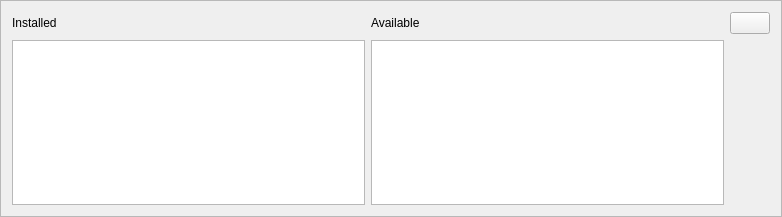
First picture: the form in kadas/app/ui/kadaspluginmanager.ui, repository kadas-albireo/kadas-albireo2, before the edit.
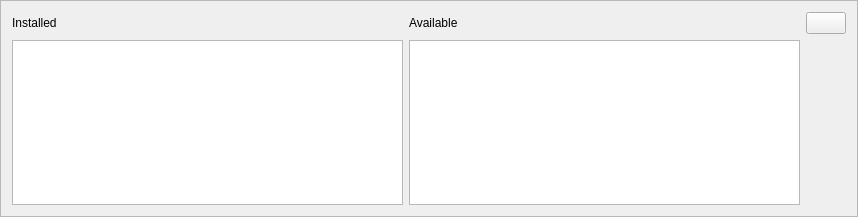
Second picture: the form after the edit. Icons and pictures are not drawn.

Commit message: Possibility to update plugins

Patch:
```diff
--- a/kadas/app/ui/kadaspluginmanager.ui
+++ b/kadas/app/ui/kadaspluginmanager.ui
@@ -6,7 +6,7 @@
    <rect>
     <x>0</x>
     <y>0</y>
-    <width>782</width>
+    <width>858</width>
     <height>217</height>
    </rect>
   </property>
@@ -66,7 +66,12 @@
      </column>
      <column>
       <property name="text">
-       <string>icon</string>
+       <string>install</string>
+      </property>
+     </column>
+     <column>
+      <property name="text">
+       <string>update</string>
       </property>
      </column>
     </widget>
```
The commit also changes 2 other files.
